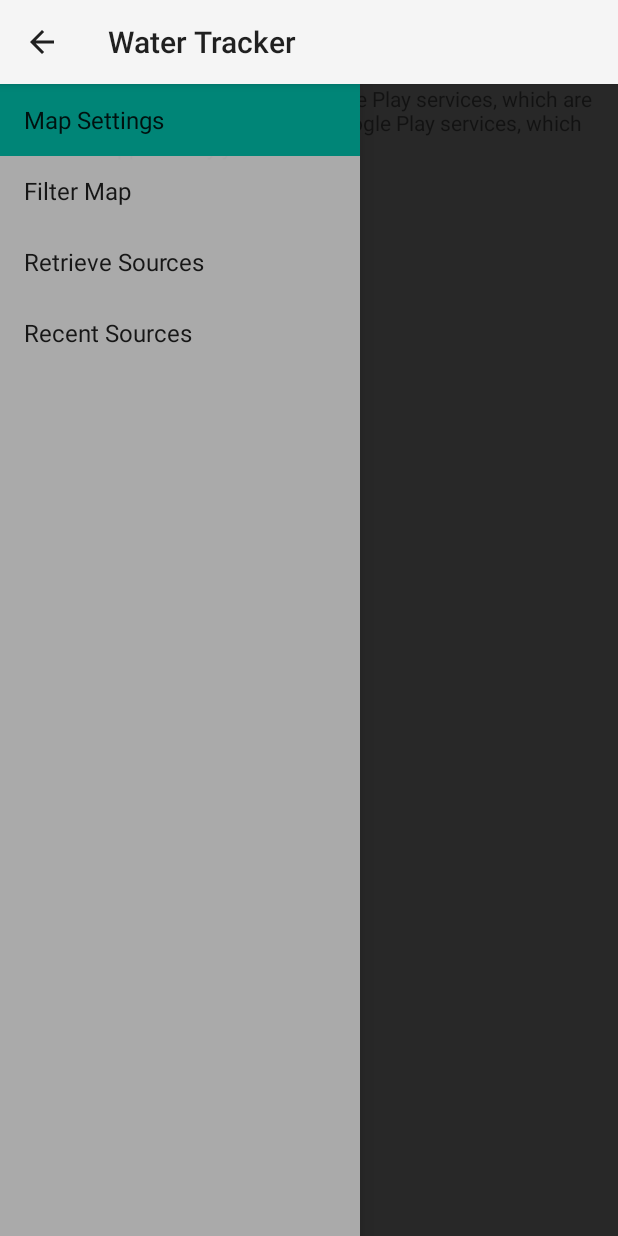
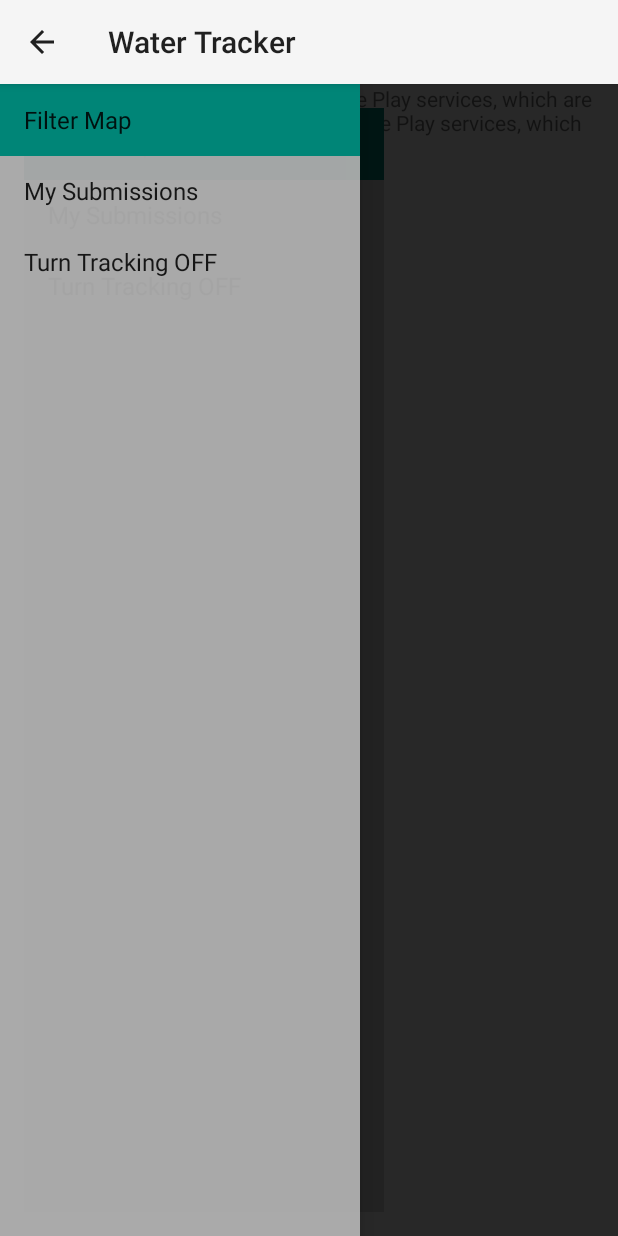
Before and after one commit to mikegick/WaterTracker, an Android app: the first screen one second after launch (NavigationActivity), on a phone screen of 412 x 824 dp. Run offline under Robolectric (Android 15) with nearby library versions, the phone set to English and light mode, and no system bars; libraries missing offline, so code that uses them is left out: org.springframework.http, org.springframework.web; 6 statements that could not run were skipped.

```diff
--- a/app/src/main/java/com/spaceappschallenge/watertracker/NavigationDrawerFragment.java
+++ b/app/src/main/java/com/spaceappschallenge/watertracker/NavigationDrawerFragment.java
@@ -35,6 +35,19 @@ import java.util.List;
  */
 public class NavigationDrawerFragment extends Fragment {
     private MappingDao mappingDao = new MappingDaoImpl();
+    private boolean trackable;
+
+    public boolean isTrackable(){
+        return trackable;
+    }
+    public void setTrackable(boolean trackable) {
+        this.trackable = trackable;
+    }
+
+    public String getTrackingStatus() {
+        return isTrackable() ? "ON" : "OFF";
+    }
+
     /**
      * Remember the position of the selected item.
      */
@@ -98,6 +111,7 @@ public class NavigationDrawerFragment extends Fragment {
         mDrawerListView = (ListView) inflater.inflate(
                 R.layout.fragment_navigation_drawer, container, false);
         mDrawerListView.setOnItemClickListener(new AdapterView.OnItemClickListener() {
+
             @Override
             public void onItemClick(AdapterView<?> parent, View view, int position, long id) {
                 selectItem(position);
@@ -110,8 +124,7 @@ public class NavigationDrawerFragment extends Fragment {
                 new String[]{
                         getString(R.string.title_section1),
                         getString(R.string.title_section2),
-                        getString(R.string.title_section3),
-                        getString(R.string.title_section4)
+                        getString(R.string.title_section3) +" " + getTrackingStatus()
                 }));
         mDrawerListView.setItemChecked(mCurrentSelectedPosition, true);
         return mDrawerListView;
@@ -261,8 +274,6 @@ public class NavigationDrawerFragment extends Fragment {
             Toast.makeText(getActivity(), i.toString() + " - " + i2.toString(), Toast.LENGTH_SHORT).show();
             return true;
         }
-
-
         return super.onOptionsItemSelected(item);
     }
 
--- a/app/src/main/java/com/spaceappschallenge/watertracker/dao/MappingDao.java
+++ b/app/src/main/java/com/spaceappschallenge/watertracker/dao/MappingDao.java
@@ -9,7 +9,7 @@ import java.util.List;
  */
 public interface MappingDao {
     public Integer addDataPoint(DataPoint dataPoint);
-    public Integer modifyDataPoint(int userId,int dpId, String category);
+    public Integer modifyDataPoint(int userId,int dpId, String category, String purpose);
     public DataPoint[] retrieveDataPoints(double maxLatitude,double minLatitude,double maxLongitude,double minLongitude);
     public DataPoint[] recentUserDataPoints(int userId);
 }
--- a/app/src/main/res/layout/fragment_navigation.xml
+++ b/app/src/main/res/layout/fragment_navigation.xml
@@ -9,4 +9,9 @@
         android:id="@+id/map"  android:layout_width="match_parent"
         android:layout_height="match_parent"
         class="com.spaceappschallenge.watertracker.WaterTrackMap"/>
+    <fragment android:id="@+id/navigation_drawer_refresh"
+        android:layout_width="@dimen/navigation_drawer_width" android:layout_height="match_parent"
+        android:layout_gravity="start"
+        android:name="com.spaceappschallenge.watertracker.NavigationDrawerFragment"
+        tools:layout="@layout/fragment_navigation_drawer" />
 </RelativeLayout>
--- a/app/src/main/res/values/strings.xml
+++ b/app/src/main/res/values/strings.xml
@@ -3,10 +3,9 @@
     <string name="title_activity_water_track_map">Water Tracker</string>
     <string name="title_activity_navigation">NavigationActivity</string>
 
-    <string name="title_section1">Map Settings</string>
-    <string name="title_section2">Filter Map</string>
-    <string name="title_section3">Retrieve Sources</string>
-    <string name="title_section4">Recent Sources</string>
+    <string name="title_section1">Filter Map</string>
+    <string name="title_section2">My Submissions</string>
+    <string name="title_section3">Turn Tracking</string>
 
     <string name="navigation_drawer_open">Open navigation drawer</string>
     <string name="navigation_drawer_close">Close navigation drawer</string>
```
Also changed, not shown: app/src/main/java/com/spaceappschallenge/watertracker/NavigationActivity.java (+19 -1 lines), app/src/main/java/com/spaceappschallenge/watertracker/dao/MappingDaoImpl.java (+6 -14 lines), app/src/main/java/com/spaceappschallenge/watertracker/model/DataPoint.java (+9 -0 lines).
